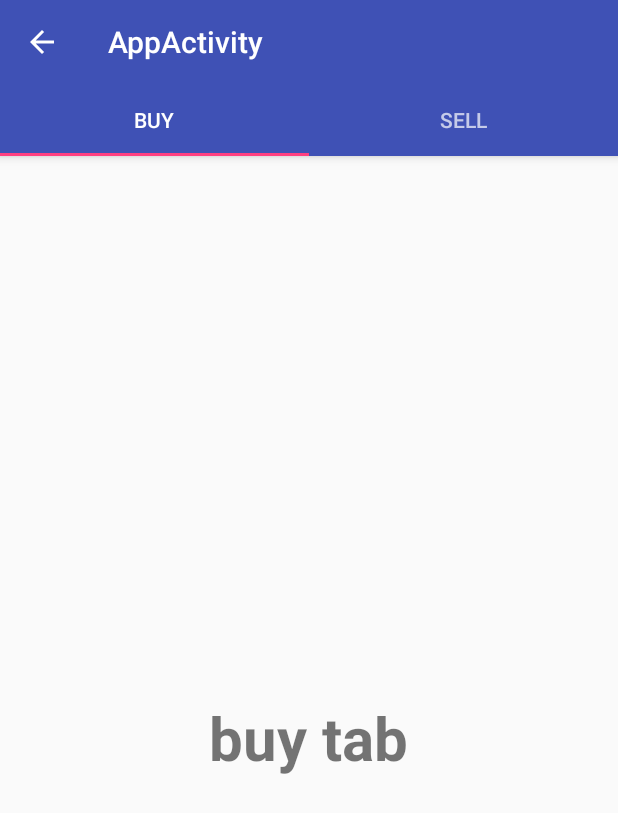
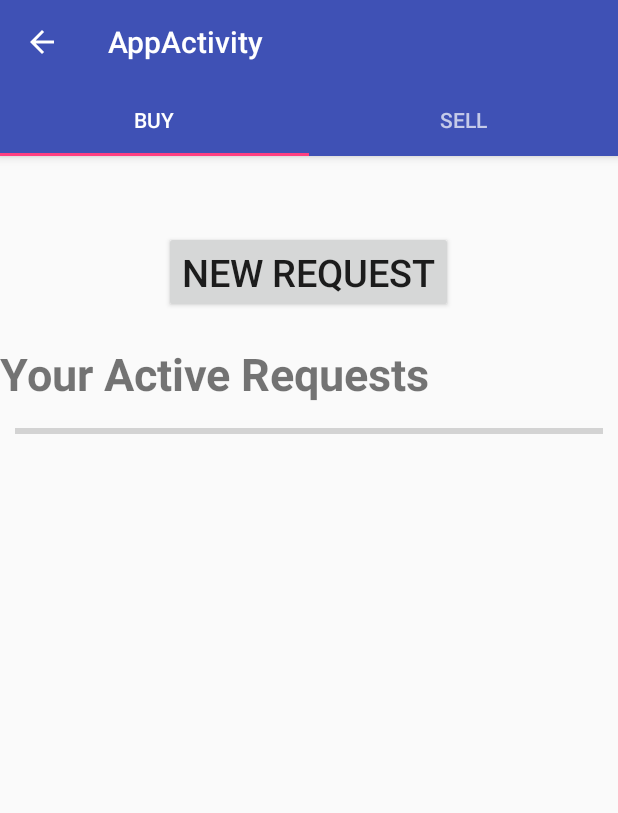
Before and after one commit to AlstonLin/PennApps-Android, an Android app: the BuyFragment screen opened directly, with no data from a screen before it, on a phone screen of 412 x 824 dp. Shown: the top 813 px of the screen. Run offline under Robolectric (Android 15) with nearby library versions, the phone set to English and light mode, and no system bars.

Commit message:
Added very basic layout to AppActivity

```diff
--- a/app/src/main/java/io/alstonlin/pennapps_android/BuyFragment.java
+++ b/app/src/main/java/io/alstonlin/pennapps_android/BuyFragment.java
@@ -24,4 +24,8 @@ public class BuyFragment extends Fragment{
         return inflater.inflate(R.layout.buy_fragment, container, false);
     }
 
+    public void clickRequest(View v) {
+
+    }
+
 }
--- a/app/src/main/res/layout/buy_fragment.xml
+++ b/app/src/main/res/layout/buy_fragment.xml
@@ -1,15 +1,42 @@
-<RelativeLayout xmlns:android="http://schemas.android.com/apk/res/android"
+<LinearLayout xmlns:android="http://schemas.android.com/apk/res/android"
     xmlns:tools="http://schemas.android.com/tools"
     android:layout_width="match_parent"
     android:layout_height="match_parent"
+    android:orientation="vertical"
     tools:context="io.alstonlin.pennapps_android.BuyFragment">
+
+    <Button
+        android:layout_width="wrap_content"
+        android:layout_height="wrap_content"
+        android:text="New Request"
+        android:textSize="25dp"
+        android:id="@+id/new_request"
+        android:layout_marginTop="50dp"
+        android:onClick="clickRequest"
+        android:layout_gravity="center" />
 
     <TextView
         android:layout_width="wrap_content"
         android:layout_height="wrap_content"
-        android:text="buy tab"
-        android:textSize="40dp"
+        android:text="Your Active Requests"
+        android:textSize="30dp"
         android:textStyle="bold"
+        android:layout_marginTop="20dp"
         android:layout_centerInParent="true"/>
 
-</RelativeLayout>
+    <ProgressBar
+        android:id="@+id/progress_bar"
+        android:layout_width="fill_parent"
+        android:layout_height="wrap_content"
+        style="?android:attr/progressBarStyleHorizontal"
+        android:layout_margin="10dp"
+        android:max="100"
+        android:progress="0" />
+
+    <ScrollView
+        android:layout_width="wrap_content"
+        android:layout_height="wrap_content"
+        android:layout_gravity="center_horizontal"
+        android:id="@+id/scrollView" />
+
+</LinearLayout>
```
Also changed, not shown: app/src/main/java/io/alstonlin/pennapps_android/RequestPopUp.java (added, +7 -0 lines), app/src/main/res/layout/sell_fragment.xml (+7 -8 lines).
